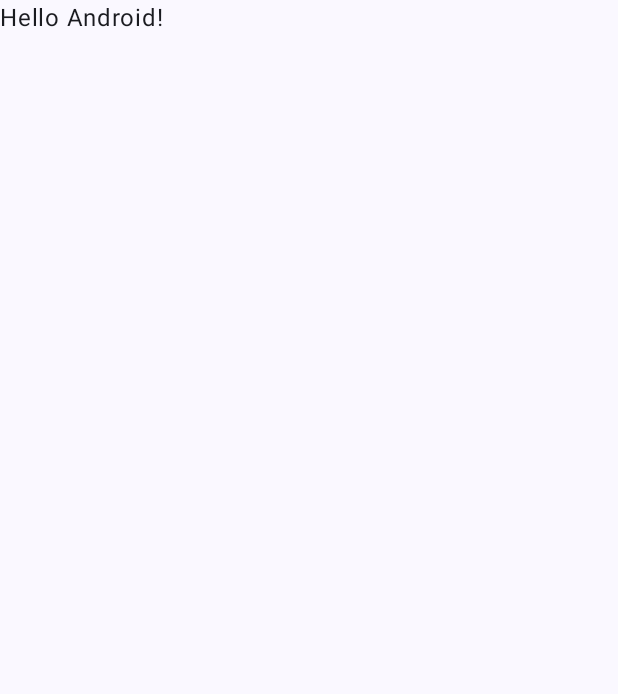
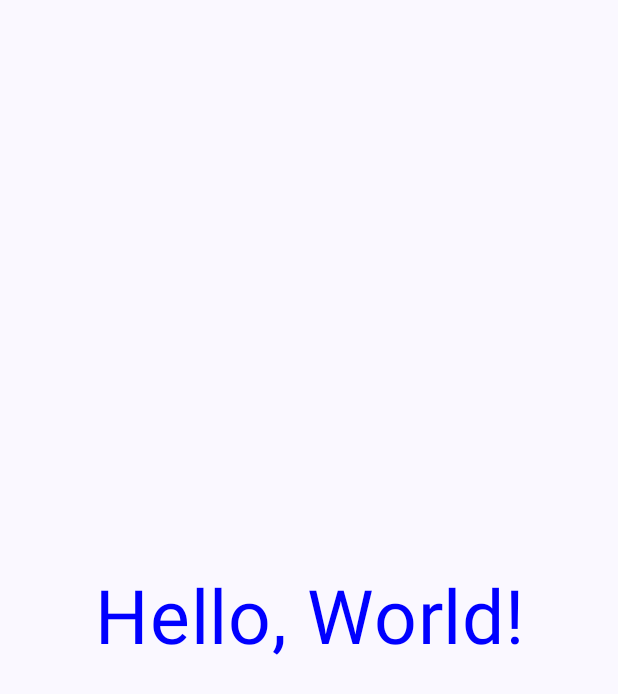
Before and after one commit to Skrades/Mobile, an Android app built with Jetpack Compose: the screen it shows after launch (MainActivity), on a phone screen of 412 x 824 dp. Before the commit the part shown is almost empty. Shown: the top 694 px of the screen. Run offline under Robolectric (Android 15) with nearby library versions, the light colour scheme and no system bars.

Commit message:
Hello, World!

```diff
--- a/app/src/main/java/com/example/myapplication/MainActivity.kt
+++ b/app/src/main/java/com/example/myapplication/MainActivity.kt
@@ -4,13 +4,18 @@
 import androidx.activity.ComponentActivity
 import androidx.activity.compose.setContent
 import androidx.activity.enableEdgeToEdge
+import androidx.compose.foundation.layout.Box
 import androidx.compose.foundation.layout.fillMaxSize
 import androidx.compose.foundation.layout.padding
 import androidx.compose.material3.Scaffold
 import androidx.compose.material3.Text
 import androidx.compose.runtime.Composable
+import androidx.compose.ui.Alignment
 import androidx.compose.ui.Modifier
+import androidx.compose.ui.graphics.Color
+import androidx.compose.ui.text.style.TextAlign
 import androidx.compose.ui.tooling.preview.Preview
+import androidx.compose.ui.unit.sp
 import com.example.myapplication.ui.theme.MyApplicationTheme
 
 class MainActivity : ComponentActivity() {
@@ -21,7 +26,7 @@
             MyApplicationTheme {
                 Scaffold(modifier = Modifier.fillMaxSize()) { innerPadding ->
                     Greeting(
-                        name = "Android",
+                        name = "World",
                         modifier = Modifier.padding(innerPadding)
                     )
                 }
@@ -32,16 +37,17 @@
 
 @Composable
 fun Greeting(name: String, modifier: Modifier = Modifier) {
-    Text(
-        text = "Hello $name!",
-        modifier = modifier
-    )
+    Box(modifier = Modifier.fillMaxSize(), Alignment.Center)
+    {
+        Text(text = "Hello, $name!", modifier = modifier, textAlign = TextAlign.Center,
+            color = Color.Blue, fontSize = 50.sp)
+    }
 }
 
 @Preview(showBackground = true)
 @Composable
 fun GreetingPreview() {
     MyApplicationTheme {
-        Greeting("Android")
+        Greeting("World")
     }
 }
```
